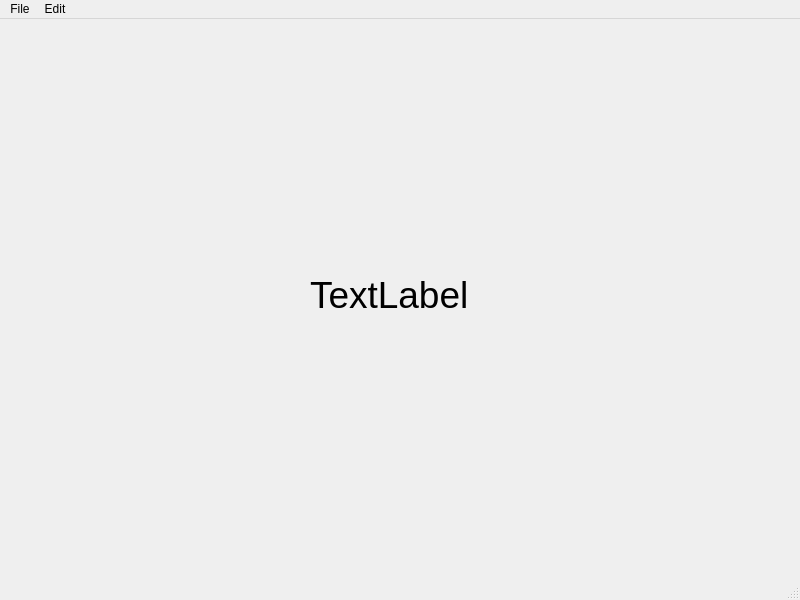
thinhhuy997/pyqt5-tutorial, file test.ui: the form before one commit.
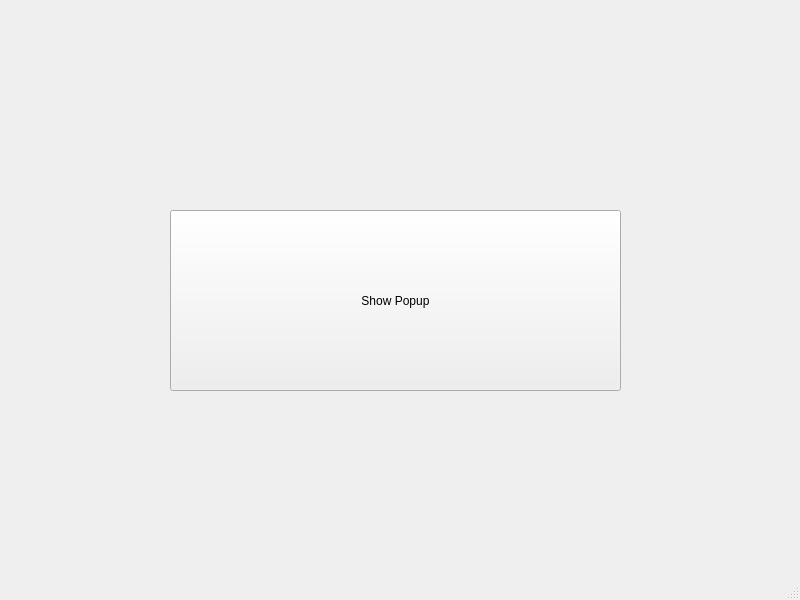
The form after the commit.

```diff
--- a/test.ui
+++ b/test.ui
@@ -14,22 +14,17 @@
    <string>MainWindow</string>
   </property>
   <widget class="QWidget" name="centralwidget">
-   <widget class="QLabel" name="label">
+   <widget class="QPushButton" name="button">
     <property name="geometry">
      <rect>
-      <x>310</x>
-      <y>190</y>
-      <width>311</width>
-      <height>171</height>
+      <x>170</x>
+      <y>210</y>
+      <width>451</width>
+      <height>181</height>
      </rect>
     </property>
-    <property name="font">
-     <font>
-      <pointsize>28</pointsize>
-     </font>
-    </property>
     <property name="text">
-     <string>TextLabel</string>
+     <string>Show Popup</string>
     </property>
    </widget>
   </widget>
@@ -42,22 +37,6 @@
      <height>21</height>
     </rect>
    </property>
-   <widget class="QMenu" name="menuFile">
-    <property name="title">
-     <string>File</string>
-    </property>
-    <addaction name="actionNew"/>
-    <addaction name="actionSave"/>
-   </widget>
-   <widget class="QMenu" name="menuEdit">
-    <property name="title">
-     <string>Edit</string>
-    </property>
-    <addaction name="actionCopy"/>
-    <addaction name="actionPaste"/>
-   </widget>
-   <addaction name="menuFile"/>
-   <addaction name="menuEdit"/>
   </widget>
   <widget class="QStatusBar" name="statusbar"/>
   <action name="actionCopy">
```
Left out of the diff: 44 changed lines with no effect on the pictures.
